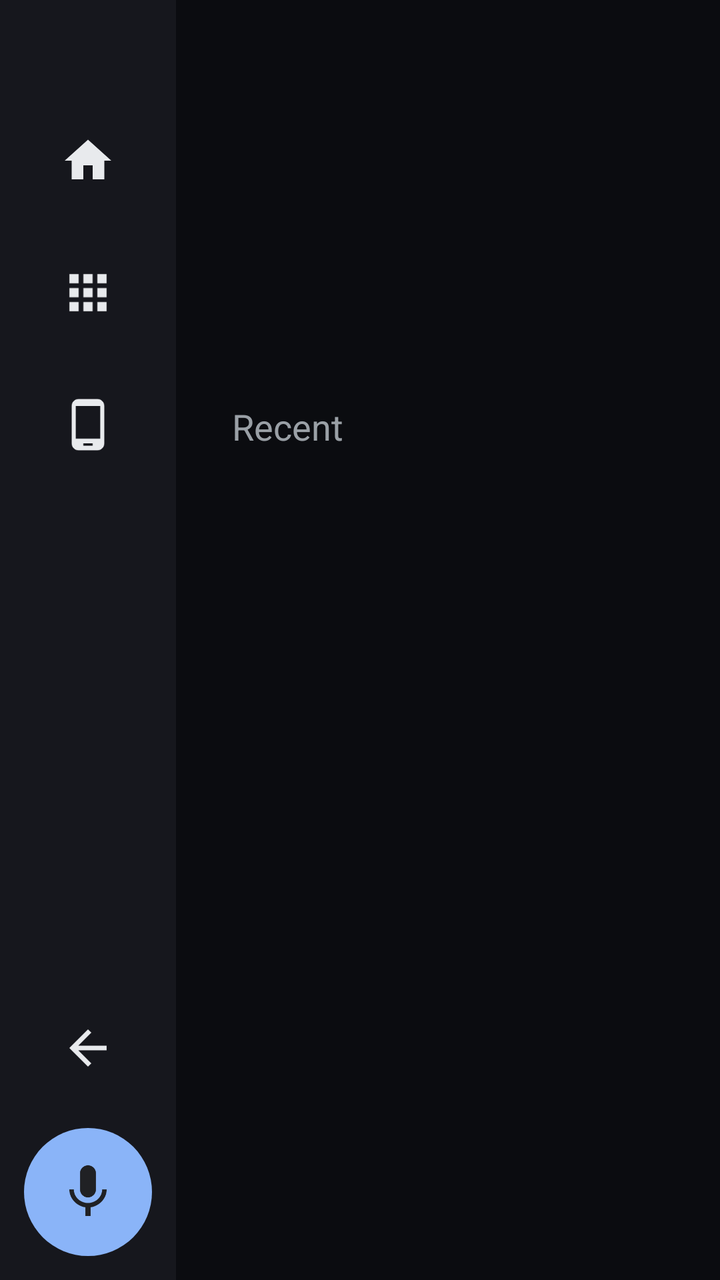
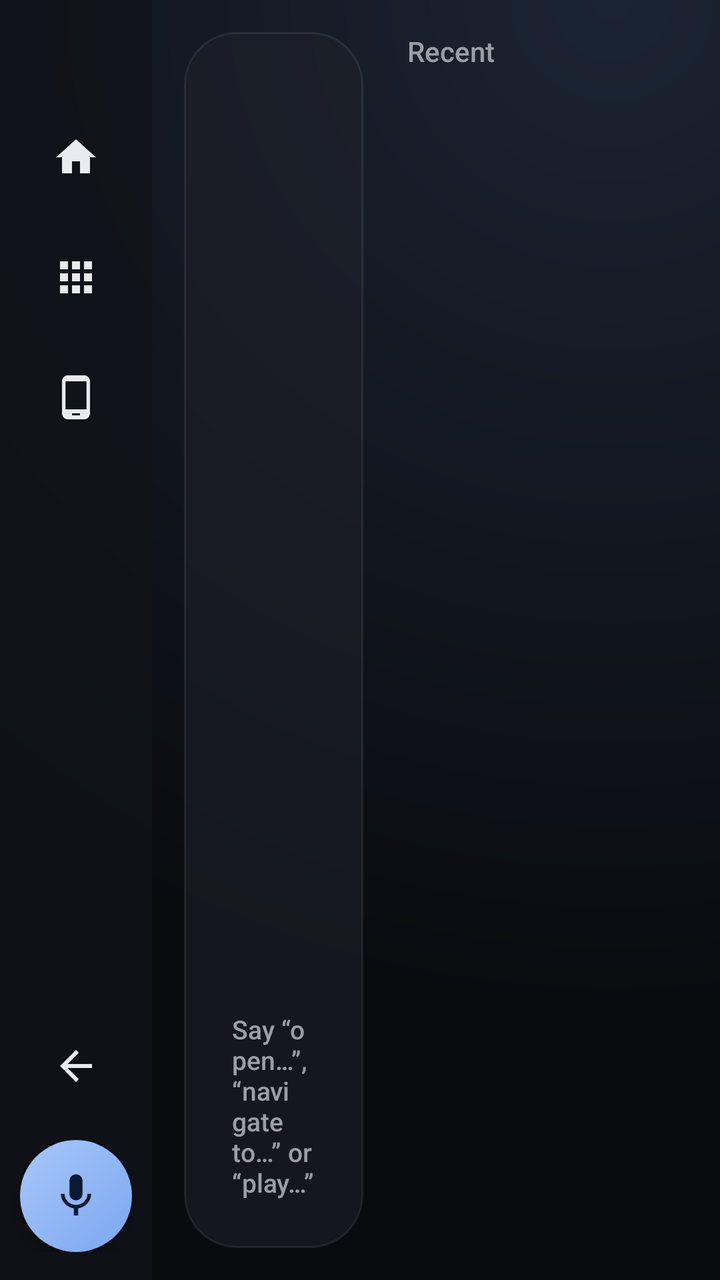

Compare the two renders of this Android layout. The source of the first and the diff that turns it into the second are given below.
<!-- AndroidManifest.xml: application theme Theme.OpenDash -->
<!-- res/layout/car_shell.xml -->
<?xml version="1.0" encoding="utf-8"?>
<LinearLayout xmlns:android="http://schemas.android.com/apk/res/android"
    android:id="@+id/root"
    android:layout_width="match_parent"
    android:layout_height="match_parent"
    android:background="@color/car_bg"
    android:orientation="horizontal">

    
    <LinearLayout
        android:id="@+id/rail"
        android:layout_width="88dp"
        android:layout_height="match_parent"
        android:background="@color/car_rail"
        android:gravity="center_horizontal"
        android:orientation="vertical"
        android:paddingTop="12dp"
        android:paddingBottom="12dp">

        <TextView
            android:id="@+id/railClock"
            android:layout_width="wrap_content"
            android:layout_height="wrap_content"
            android:layout_marginBottom="8dp"
            android:textColor="@color/car_text"
            android:textSize="18sp"
            android:textStyle="bold" />

        <ImageButton
            android:id="@+id/btnHome"
            android:layout_width="60dp"
            android:layout_height="60dp"
            android:layout_marginTop="6dp"
            android:background="@drawable/rail_button_bg"
            android:contentDescription="Home"
            android:padding="16dp"
            android:scaleType="fitCenter"
            android:src="@drawable/ic_home"
            android:tint="@color/car_text" />

        <ImageButton
            android:id="@+id/btnApps"
            android:layout_width="60dp"
            android:layout_height="60dp"
            android:layout_marginTop="6dp"
            android:background="@drawable/rail_button_bg"
            android:contentDescription="All apps"
            android:padding="16dp"
            android:scaleType="fitCenter"
            android:src="@drawable/ic_apps"
            android:tint="@color/car_text" />

        <ImageButton
            android:id="@+id/btnScreen"
            android:layout_width="60dp"
            android:layout_height="60dp"
            android:layout_marginTop="6dp"
            android:background="@drawable/rail_button_bg"
            android:contentDescription="Phone screen"
            android:padding="16dp"
            android:scaleType="fitCenter"
            android:src="@drawable/ic_phone_screen"
            android:tint="@color/car_text" />

        <View
            android:layout_width="1dp"
            android:layout_height="0dp"
            android:layout_weight="1" />

        <ImageButton
            android:id="@+id/btnBack"
            android:layout_width="60dp"
            android:layout_height="60dp"
            android:layout_marginBottom="10dp"
            android:background="@drawable/rail_button_bg"
            android:contentDescription="Back"
            android:padding="16dp"
            android:scaleType="fitCenter"
            android:src="@drawable/ic_back"
            android:tint="@color/car_text" />

        <ImageButton
            android:id="@+id/btnMic"
            android:layout_width="64dp"
            android:layout_height="64dp"
            android:background="@drawable/mic_button_bg"
            android:contentDescription="Voice"
            android:padding="16dp"
            android:scaleType="fitCenter"
            android:src="@drawable/ic_mic"
            android:tint="#202124" />
    </LinearLayout>

    <FrameLayout
        android:id="@+id/content"
        android:layout_width="0dp"
        android:layout_height="match_parent"
        android:layout_weight="1">

        
        <LinearLayout
            android:id="@+id/pageHome"
            android:layout_width="match_parent"
            android:layout_height="match_parent"
            android:orientation="vertical"
            android:padding="28dp">

            <TextView
                android:id="@+id/homeClock"
                android:layout_width="wrap_content"
                android:layout_height="wrap_content"
                android:textColor="@color/car_text"
                android:textSize="64sp" />

            <TextView
                android:id="@+id/homeDate"
                android:layout_width="wrap_content"
                android:layout_height="wrap_content"
                android:textColor="@color/car_text_dim"
                android:textSize="22sp" />

            <TextView
                android:id="@+id/homeStatus"
                android:layout_width="wrap_content"
                android:layout_height="wrap_content"
                android:layout_marginTop="10dp"
                android:textColor="@color/car_accent"
                android:textSize="18sp" />

            <TextView
                android:layout_width="wrap_content"
                android:layout_height="wrap_content"
                android:layout_marginTop="24dp"
                android:layout_marginBottom="10dp"
                android:text="Recent"
                android:textColor="@color/car_text_dim"
                android:textSize="18sp" />

            <androidx.recyclerview.widget.RecyclerView
                android:id="@+id/recentRow"
                android:layout_width="match_parent"
                android:layout_height="wrap_content"
                android:overScrollMode="never" />
        </LinearLayout>

        
        <androidx.recyclerview.widget.RecyclerView
            android:id="@+id/pageApps"
            android:layout_width="match_parent"
            android:layout_height="match_parent"
            android:clipToPadding="false"
            android:overScrollMode="never"
            android:padding="20dp"
            android:visibility="gone" />

        
        <FrameLayout
            android:id="@+id/pageMirror"
            android:layout_width="match_parent"
            android:layout_height="match_parent"
            android:background="#000000"
            android:visibility="gone">

            <TextureView
                android:id="@+id/mirrorView"
                android:layout_width="match_parent"
                android:layout_height="match_parent"
                android:layout_gravity="center" />

            <TextView
                android:id="@+id/mirrorHint"
                android:layout_width="wrap_content"
                android:layout_height="wrap_content"
                android:layout_gravity="center"
                android:gravity="center"
                android:padding="24dp"
                android:text="Tap “Start now” on your phone to show it here"
                android:textColor="@color/car_text"
                android:textSize="22sp" />

            <LinearLayout
                android:id="@+id/drivingBlock"
                android:layout_width="match_parent"
                android:layout_height="match_parent"
                android:background="#F2000000"
                android:gravity="center"
                android:orientation="vertical"
                android:visibility="gone">

                <TextView
                    android:layout_width="wrap_content"
                    android:layout_height="wrap_content"
                    android:text="Video paused while driving"
                    android:textColor="@color/car_text"
                    android:textSize="28sp" />

                <TextView
                    android:layout_width="wrap_content"
                    android:layout_height="wrap_content"
                    android:layout_marginTop="8dp"
                    android:text="It comes back when the car stops"
                    android:textColor="@color/car_text_dim"
                    android:textSize="18sp" />
            </LinearLayout>
        </FrameLayout>

        
        <TextView
            android:id="@+id/bubble"
            android:layout_width="wrap_content"
            android:layout_height="wrap_content"
            android:layout_gravity="bottom|center_horizontal"
            android:layout_marginBottom="24dp"
            android:background="@drawable/bubble_bg"
            android:maxWidth="640dp"
            android:paddingStart="28dp"
            android:paddingTop="14dp"
            android:paddingEnd="28dp"
            android:paddingBottom="14dp"
            android:textColor="@color/car_text"
            android:textSize="20sp"
            android:visibility="gone" />
    </FrameLayout>
</LinearLayout>
<!-- resources referenced by this layout -->
<resources>
  <color name="car_accent">#8AB4F8</color>
  <color name="car_bg">#0B0C10</color>
  <color name="car_rail">#16171D</color>
  <color name="car_text">#E8EAED</color>
  <color name="car_text_dim">#9AA0A6</color>
  <!-- drawable bubble_bg (drawable) -->
  <?xml version="1.0" encoding="utf-8"?>
  <shape xmlns:android="http://schemas.android.com/apk/res/android" android:shape="rectangle">
      <solid android:color="#E6202124" />
      <corners android:radius="28dp" />
      <stroke android:width="1dp" android:color="@color/car_accent" />
  </shape>
  <!-- drawable ic_back (drawable) -->
  <vector xmlns:android="http://schemas.android.com/apk/res/android"
      android:width="24dp" android:height="24dp"
      android:viewportWidth="24" android:viewportHeight="24"
      android:tint="?android:attr/textColorPrimary">
      <path android:fillColor="@android:color/white" android:pathData="M20,11H7.83l5.59,-5.59L12,4l-8,8 8,8 1.41,-1.41L7.83,13H20v-2z"/>
  </vector>
  <!-- drawable ic_home (drawable) -->
  <vector xmlns:android="http://schemas.android.com/apk/res/android"
      android:width="24dp" android:height="24dp"
      android:viewportWidth="24" android:viewportHeight="24"
      android:tint="?android:attr/textColorPrimary">
      <path android:fillColor="@android:color/white" android:pathData="M10,20v-6h4v6h5v-8h3L12,3 2,12h3v8z"/>
  </vector>
  <!-- drawable mic_button_bg (drawable) -->
  <?xml version="1.0" encoding="utf-8"?>
  <shape xmlns:android="http://schemas.android.com/apk/res/android" android:shape="oval">
      <solid android:color="@color/car_accent" />
  </shape>
  <!-- drawable rail_button_bg (drawable) -->
  <?xml version="1.0" encoding="utf-8"?>
  <selector xmlns:android="http://schemas.android.com/apk/res/android">
      <item android:state_selected="true">
          <shape android:shape="oval"><solid android:color="@color/car_selected" /></shape>
      </item>
      <item>
          <shape android:shape="oval"><solid android:color="@android:color/transparent" /></shape>
      </item>
  </selector>
  <style name="Theme.OpenDash" parent="Theme.Material3.DayNight" />
  <color name="car_selected">#2B3A55</color>
  <!-- unchanged entries left out for length: 3 -->
</resources>

<!-- the commit's change to res/layout/car_shell.xml (unified diff, before → after) -->
@@ -3,64 +3,46 @@
     android:id="@+id/root"
     android:layout_width="match_parent"
     android:layout_height="match_parent"
-    android:background="@color/car_bg"
+    android:background="@drawable/car_bg_gradient"
     android:orientation="horizontal">
 
     
     <LinearLayout
         android:id="@+id/rail"
-        android:layout_width="88dp"
+        android:layout_width="76dp"
         android:layout_height="match_parent"
-        android:background="@color/car_rail"
+        android:background="@drawable/rail_bg"
         android:gravity="center_horizontal"
         android:orientation="vertical"
-        android:paddingTop="12dp"
-        android:paddingBottom="12dp">
+        android:paddingTop="14dp"
+        android:paddingBottom="14dp">
 
         <TextView
             android:id="@+id/railClock"
             android:layout_width="wrap_content"
             android:layout_height="wrap_content"
-            android:layout_marginBottom="8dp"
+            android:layout_marginBottom="10dp"
+            android:fontFamily="sans-serif-medium"
             android:textColor="@color/car_text"
-            android:textSize="18sp"
-            android:textStyle="bold" />
+            android:textSize="16sp" />
 
         <ImageButton
             android:id="@+id/btnHome"
-            android:layout_width="60dp"
-            android:layout_height="60dp"
-            android:layout_marginTop="6dp"
-            android:background="@drawable/rail_button_bg"
+            style="@style/RailButton"
             android:contentDescription="Home"
-            android:padding="16dp"
-            android:scaleType="fitCenter"
-            android:src="@drawable/ic_home"
-            android:tint="@color/car_text" />
+            android:src="@drawable/ic_home" />
 
         <ImageButton
             android:id="@+id/btnApps"
-            android:layout_width="60dp"
-            android:layout_height="60dp"
-            android:layout_marginTop="6dp"
-            android:background="@drawable/rail_button_bg"
+            style="@style/RailButton"
             android:contentDescription="All apps"
-            android:padding="16dp"
-            android:scaleType="fitCenter"
-            android:src="@drawable/ic_apps"
-            android:tint="@color/car_text" />
+            android:src="@drawable/ic_apps" />
 
         <ImageButton
             android:id="@+id/btnScreen"
-            android:layout_width="60dp"
-            android:layout_height="60dp"
-            android:layout_marginTop="6dp"
-            android:background="@drawable/rail_button_bg"
+            style="@style/RailButton"
             android:contentDescription="Phone screen"
-            android:padding="16dp"
-            android:scaleType="fitCenter"
-            android:src="@drawable/ic_phone_screen"
-            android:tint="@color/car_text" />
+            android:src="@drawable/ic_phone_screen" />
 
         <View
             android:layout_width="1dp"
@@ -69,26 +51,22 @@
 
         <ImageButton
             android:id="@+id/btnBack"
-            android:layout_width="60dp"
-            android:layout_height="60dp"
+            style="@style/RailButton"
             android:layout_marginBottom="10dp"
-            android:background="@drawable/rail_button_bg"
             android:contentDescription="Back"
-            android:padding="16dp"
-            android:scaleType="fitCenter"
-            android:src="@drawable/ic_back"
-            android:tint="@color/car_text" />
+            android:src="@drawable/ic_back" />
 
         <ImageButton
             android:id="@+id/btnMic"
-            android:layout_width="64dp"
-            android:layout_height="64dp"
+            android:layout_width="56dp"
+            android:layout_height="56dp"
             android:background="@drawable/mic_button_bg"
             android:contentDescription="Voice"
-            android:padding="16dp"
+            android:elevation="4dp"
+            android:padding="15dp"
             android:scaleType="fitCenter"
             android:src="@drawable/ic_mic"
-            android:tint="#202124" />
+            android:tint="#0B1A33" />
     </LinearLayout>
 
     <FrameLayout
@@ -102,45 +80,84 @@
             android:id="@+id/pageHome"
             android:layout_width="match_parent"
             android:layout_height="match_parent"
-            android:orientation="vertical"
-            android:padding="28dp">
-
-            <TextView
-                android:id="@+id/homeClock"
-                android:layout_width="wrap_content"
-                android:layout_height="wrap_content"
-                android:textColor="@color/car_text"
-                android:textSize="64sp" />
-
-            <TextView
-                android:id="@+id/homeDate"
-                android:layout_width="wrap_content"
-                android:layout_height="wrap_content"
-                android:textColor="@color/car_text_dim"
-                android:textSize="22sp" />
-
-            <TextView
-                android:id="@+id/homeStatus"
-                android:layout_width="wrap_content"
-                android:layout_height="wrap_content"
-                android:layout_marginTop="10dp"
-                android:textColor="@color/car_accent"
-                android:textSize="18sp" />
-
-            <TextView
-                android:layout_width="wrap_content"
-                android:layout_height="wrap_content"
-                android:layout_marginTop="24dp"
-                android:layout_marginBottom="10dp"
-                android:text="Recent"
-                android:textColor="@color/car_text_dim"
-                android:textSize="18sp" />
-
-            <androidx.recyclerview.widget.RecyclerView
-                android:id="@+id/recentRow"
-                android:layout_width="match_parent"
-                android:layout_height="wrap_content"
-                android:overScrollMode="never" />
+            android:baselineAligned="false"
+            android:orientation="horizontal"
+            android:padding="16dp">
+
+            <LinearLayout
+                android:layout_width="0dp"
+                android:layout_height="match_parent"
+                android:layout_marginEnd="16dp"
+                android:layout_weight="0.38"
+                android:background="@drawable/card_bg"
+                android:gravity="center_vertical"
+                android:orientation="vertical"
+                android:padding="24dp">
+
+                <TextView
+                    android:id="@+id/homeClock"
+                    android:layout_width="wrap_content"
+                    android:layout_height="wrap_content"
+                    android:fontFamily="sans-serif-light"
+                    android:includeFontPadding="false"
+                    android:textColor="@color/car_text"
+                    android:textSize="56sp" />
+
+                <TextView
+                    android:id="@+id/homeDate"
+                    android:layout_width="wrap_content"
+                    android:layout_height="wrap_content"
+                    android:layout_marginTop="6dp"
+                    android:fontFamily="sans-serif-medium"
+                    android:textColor="@color/car_text_dim"
+                    android:textSize="17sp" />
+
+                <TextView
+                    android:id="@+id/homeStatus"
+                    android:layout_width="wrap_content"
+                    android:layout_height="wrap_content"
+                    android:layout_marginTop="18dp"
+                    android:textColor="@color/car_accent"
+                    android:textSize="15sp"
+                    android:visibility="gone" />
+
+                <View
+                    android:layout_width="1dp"
+                    android:layout_height="0dp"
+                    android:layout_weight="1" />
+
+                <TextView
+                    android:layout_width="wrap_content"
+                    android:layout_height="wrap_content"
+                    android:fontFamily="sans-serif-medium"
+                    android:text="Say “open…”, “navigate to…” or “play…”"
+                    android:textColor="@color/car_text_dim"
+                    android:textSize="13sp" />
+            </LinearLayout>
+
+            <LinearLayout
+                android:layout_width="0dp"
+                android:layout_height="match_parent"
+                android:layout_weight="0.62"
+                android:orientation="vertical">
+
+                <TextView
+                    android:layout_width="wrap_content"
+                    android:layout_height="wrap_content"
+                    android:layout_marginStart="6dp"
+                    android:layout_marginBottom="6dp"
+                    android:fontFamily="sans-serif-medium"
+                    android:text="Recent"
+                    android:textColor="@color/car_text_dim"
+                    android:textSize="14sp" />
+
+                <androidx.recyclerview.widget.RecyclerView
+                    android:id="@+id/recentRow"
+                    android:layout_width="match_parent"
+                    android:layout_height="0dp"
+                    android:layout_weight="1"
+                    android:overScrollMode="never" />
+            </LinearLayout>
         </LinearLayout>
 
         
@@ -150,7 +167,8 @@
             android:layout_height="match_parent"
             android:clipToPadding="false"
             android:overScrollMode="never"
-            android:padding="20dp"
+            android:padding="12dp"
+            android:scrollbars="none"
             android:visibility="gone" />
 
         
@@ -172,11 +190,16 @@
                 android:layout_width="wrap_content"
                 android:layout_height="wrap_content"
                 android:layout_gravity="center"
+                android:background="@drawable/card_bg"
+                android:fontFamily="sans-serif-medium"
                 android:gravity="center"
-                android:padding="24dp"
-                android:text="Tap “Start now” on your phone to show it here"
+                android:paddingStart="32dp"
+                android:paddingTop="22dp"
+                android:paddingEnd="32dp"
+                android:paddingBottom="22dp"
+                android:text="Tap here, then “Start now” on your phone to show it here"
                 android:textColor="@color/car_text"
-                android:textSize="22sp" />
+                android:textSize="18sp" />
 
             <LinearLayout
                 android:id="@+id/drivingBlock"
@@ -190,9 +213,10 @@
                 <TextView
                     android:layout_width="wrap_content"
                     android:layout_height="wrap_content"
+                    android:fontFamily="sans-serif-medium"
                     android:text="Video paused while driving"
                     android:textColor="@color/car_text"
-                    android:textSize="28sp" />
+                    android:textSize="24sp" />
 
                 <TextView
                     android:layout_width="wrap_content"
@@ -200,25 +224,26 @@
                     android:layout_marginTop="8dp"
                     android:text="It comes back when the car stops"
                     android:textColor="@color/car_text_dim"
-                    android:textSize="18sp" />
+                    android:textSize="16sp" />
             </LinearLayout>
         </FrameLayout>
 
-        
         <TextView
             android:id="@+id/bubble"
             android:layout_width="wrap_content"
             android:layout_height="wrap_content"
             android:layout_gravity="bottom|center_horizontal"
-            android:layout_marginBottom="24dp"
+            android:layout_marginBottom="20dp"
             android:background="@drawable/bubble_bg"
-            android:maxWidth="640dp"
-            android:paddingStart="28dp"
-            android:paddingTop="14dp"
-            android:paddingEnd="28dp"
-            android:paddingBottom="14dp"
+            android:elevation="6dp"
+            android:fontFamily="sans-serif-medium"
+            android:maxWidth="560dp"
+            android:paddingStart="24dp"
+            android:paddingTop="12dp"
+            android:paddingEnd="24dp"
+            android:paddingBottom="12dp"
             android:textColor="@color/car_text"
-            android:textSize="20sp"
+            android:textSize="17sp"
             android:visibility="gone" />
     </FrameLayout>
 </LinearLayout>
<!-- resource entries referenced after the edit -->
@@ -1,8 +1,6 @@
 <!-- resources referenced by this layout -->
 <resources>
   <color name="car_accent">#8AB4F8</color>
-  <color name="car_bg">#0B0C10</color>
-  <color name="car_rail">#16171D</color>
   <color name="car_text">#E8EAED</color>
   <color name="car_text_dim">#9AA0A6</color>
   <!-- drawable bubble_bg (drawable) -->
@@ -11,6 +9,24 @@
       <solid android:color="#E6202124" />
       <corners android:radius="28dp" />
       <stroke android:width="1dp" android:color="@color/car_accent" />
+  </shape>
+  <!-- drawable car_bg_gradient (drawable) -->
+  <?xml version="1.0" encoding="utf-8"?>
+  <shape xmlns:android="http://schemas.android.com/apk/res/android" android:shape="rectangle">
+      <gradient
+          android:type="radial"
+          android:centerX="0.85"
+          android:centerY="0.0"
+          android:gradientRadius="140%p"
+          android:startColor="#1B2433"
+          android:endColor="#0A0B0F" />
+  </shape>
+  <!-- drawable card_bg (drawable) -->
+  <?xml version="1.0" encoding="utf-8"?>
+  <shape xmlns:android="http://schemas.android.com/apk/res/android" android:shape="rectangle">
+      <solid android:color="#991E2129" />
+      <corners android:radius="26dp" />
+      <stroke android:width="1dp" android:color="#14FFFFFF" />
   </shape>
   <!-- drawable ic_back (drawable) -->
   <vector xmlns:android="http://schemas.android.com/apk/res/android"
@@ -28,19 +44,47 @@
   </vector>
   <!-- drawable mic_button_bg (drawable) -->
   <?xml version="1.0" encoding="utf-8"?>
-  <shape xmlns:android="http://schemas.android.com/apk/res/android" android:shape="oval">
-      <solid android:color="@color/car_accent" />
+  <ripple xmlns:android="http://schemas.android.com/apk/res/android" android:color="#55FFFFFF">
+      <item>
+          <shape android:shape="oval">
+              <gradient android:angle="315" android:startColor="#A8C7FA" android:endColor="#7BA7F0" />
+          </shape>
+      </item>
+  </ripple>
+  <!-- drawable rail_bg (drawable) -->
+  <?xml version="1.0" encoding="utf-8"?>
+  <shape xmlns:android="http://schemas.android.com/apk/res/android" android:shape="rectangle">
+      <solid android:color="#CC111318" />
   </shape>
+  <style name="RailButton">
+          <item name="android:layout_width">54dp</item>
+          <item name="android:layout_height">54dp</item>
+          <item name="android:layout_marginTop">6dp</item>
+          <item name="android:background">@drawable/rail_button_bg</item>
+          <item name="android:padding">15dp</item>
+          <item name="android:scaleType">fitCenter</item>
+          <item name="android:tint">@color/car_text</item>
+      </style>
   <!-- drawable rail_button_bg (drawable) -->
   <?xml version="1.0" encoding="utf-8"?>
-  <selector xmlns:android="http://schemas.android.com/apk/res/android">
-      <item android:state_selected="true">
-          <shape android:shape="oval"><solid android:color="@color/car_selected" /></shape>
+  <ripple xmlns:android="http://schemas.android.com/apk/res/android" android:color="#338AB4F8">
+      <item>
+          <selector>
+              <item android:state_selected="true">
+                  <shape android:shape="rectangle">
+                      <solid android:color="@color/car_selected" />
+                      <corners android:radius="18dp" />
+                  </shape>
+              </item>
+              <item>
+                  <shape android:shape="rectangle">
+                      <solid android:color="@android:color/transparent" />
+                      <corners android:radius="18dp" />
+                  </shape>
+              </item>
+          </selector>
       </item>
-      <item>
-          <shape android:shape="oval"><solid android:color="@android:color/transparent" /></shape>
-      </item>
-  </selector>
+  </ripple>
   <style name="Theme.OpenDash" parent="Theme.Material3.DayNight" />
   <color name="car_selected">#2B3A55</color>
   <!-- unchanged entries left out for length: 3 -->
